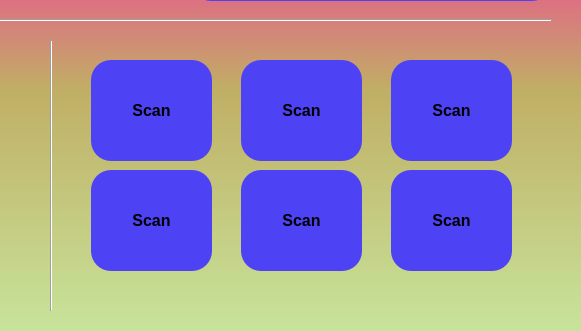
Qt form pc_software/ui/mainScreenUI.ui (aburo8/ir-remote-saturn-yellow) before a commit; both pictures show x 469 to 1050 and y 230 to 561 of the 1050 by 920 pixel window.
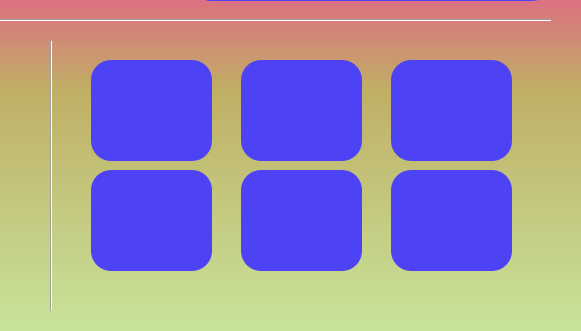
The same form after that commit.

Commit message: [GUI] Working appliance switching (HACK)

Diff of the .ui file:
```diff
--- a/pc_software/ui/mainScreenUI.ui
+++ b/pc_software/ui/mainScreenUI.ui
@@ -730,7 +730,7 @@
 font: 75 12pt &quot;MS Shell Dlg 2&quot;;</string>
      </property>
      <property name="text">
-      <string>Scan</string>
+      <string/>
      </property>
     </widget>
     <widget class="QPushButton" name="control4_B">
@@ -748,7 +748,7 @@
 font: 75 12pt &quot;MS Shell Dlg 2&quot;;</string>
      </property>
      <property name="text">
-      <string>Scan</string>
+      <string/>
      </property>
     </widget>
     <widget class="QPushButton" name="control2_B">
@@ -766,7 +766,7 @@
 font: 75 12pt &quot;MS Shell Dlg 2&quot;;</string>
      </property>
      <property name="text">
-      <string>Scan</string>
+      <string/>
      </property>
     </widget>
     <widget class="QPushButton" name="control3_B">
@@ -784,7 +784,7 @@
 font: 75 12pt &quot;MS Shell Dlg 2&quot;;</string>
      </property>
      <property name="text">
-      <string>Scan</string>
+      <string/>
      </property>
     </widget>
     <widget class="QPushButton" name="control5_B">
@@ -802,7 +802,7 @@
 font: 75 12pt &quot;MS Shell Dlg 2&quot;;</string>
      </property>
      <property name="text">
-      <string>Scan</string>
+      <string/>
      </property>
     </widget>
     <widget class="QPushButton" name="control6_B">
@@ -820,7 +820,7 @@
 font: 75 12pt &quot;MS Shell Dlg 2&quot;;</string>
      </property>
      <property name="text">
-      <string>Scan</string>
+      <string/>
      </property>
     </widget>
     <widget class="QLabel" name="staticProSplit_L_20">
```
The commit also changes 1 other file.
